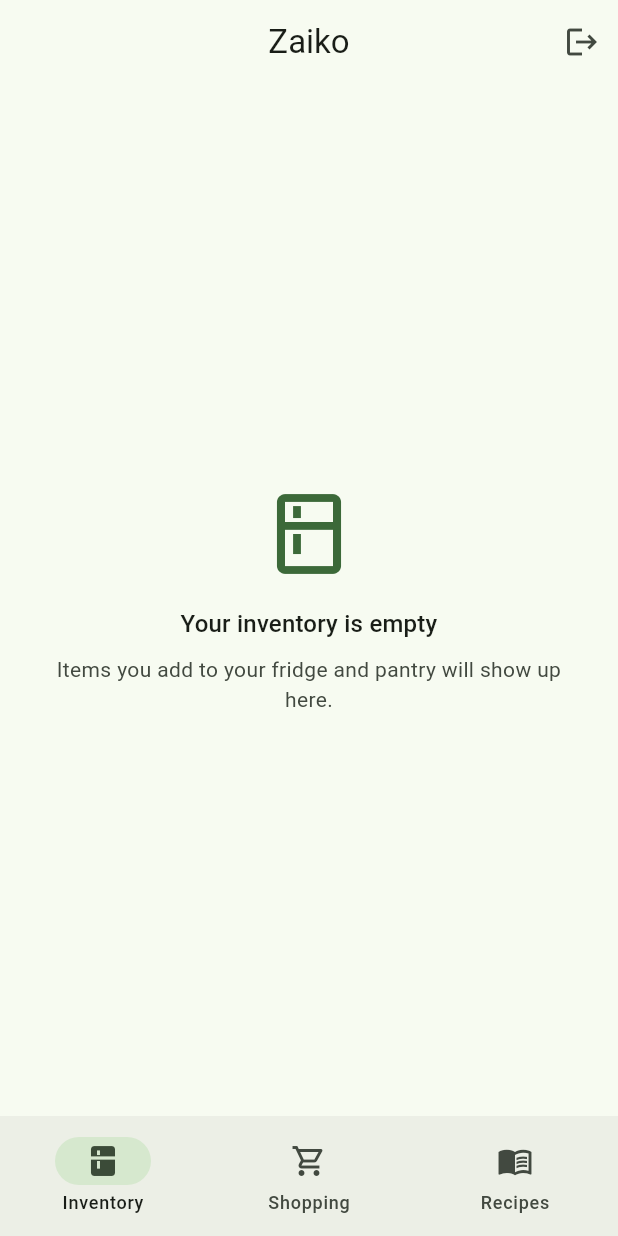
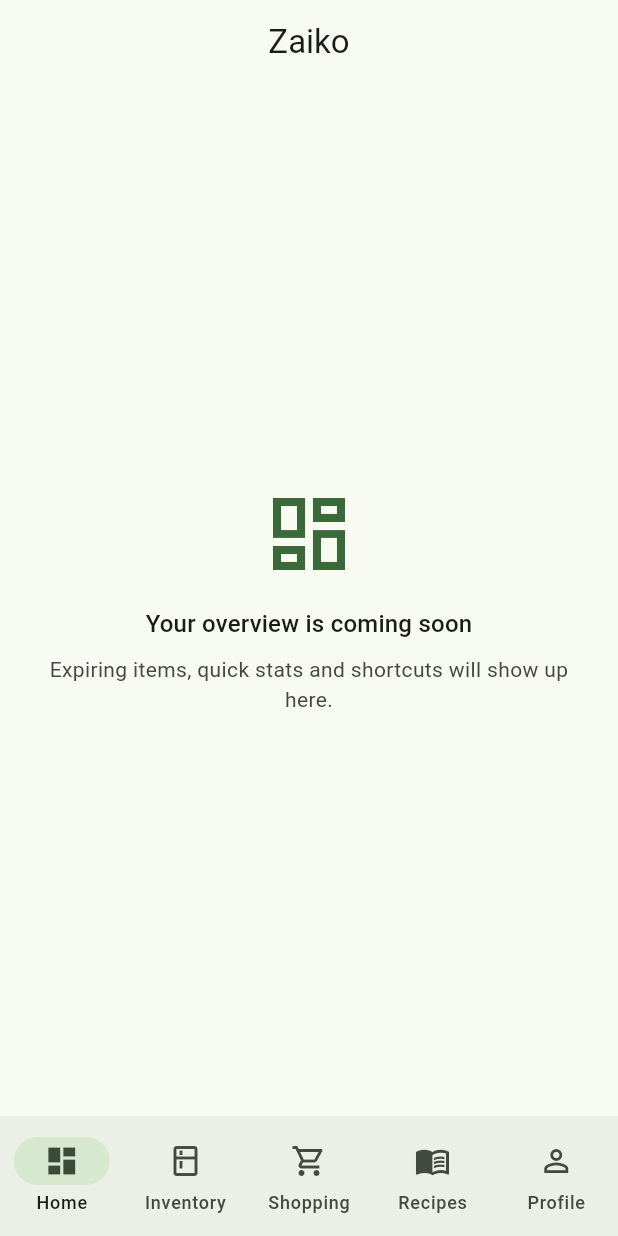
Before and after one commit to HannesEbert/Zaiko, a Flutter app: the screen it shows once a user with an empty profile is signed in, on a phone screen of 412 x 824 dp. Run offline on Flutter 3.47's test engine with Material 3 defaults, Android fonts, the phone set to English and light mode, and no system bars; our stand-ins replace flutter_riverpod, freezed_annotation, go_router, riverpod_annotation, supabase_flutter; accounts and stored records are empty; generated files the repository leaves out were written again.

Commit message:
feat: add home and profile tabs with bottom-nav navigation
Grow the bottom navigation shell from three to five tabs: add a Home
dashboard as the landing tab and a Profile tab. Profile is a menu of
placeholder sub-pages (account, personal data, expiry reminders,
household, settings, privacy, help) plus a confirmed sign-out, which
replaces the temporary sign-out button on the inventory app bar. Cover
tab switching and the sign-out flow with widget tests.

Co-Authored-By: Claude Opus 4.8 <noreply@anthropic.com>

```diff
--- a/lib/core/router/app_router.dart
+++ b/lib/core/router/app_router.dart
@@ -5,8 +5,17 @@ import 'package:go_router/go_router.dart';
 import '../../features/auth/application/auth_providers.dart';
 import '../../features/auth/domain/auth_status.dart';
 import '../../features/auth/presentation/pages/login_page.dart';
+import '../../features/home/presentation/pages/home_page.dart';
 import '../../features/household/presentation/pages/join_household_page.dart';
 import '../../features/inventory/presentation/pages/inventory_page.dart';
+import '../../features/profile/presentation/pages/help_page.dart';
+import '../../features/profile/presentation/pages/household_link_page.dart';
+import '../../features/profile/presentation/pages/personal_data_page.dart';
+import '../../features/profile/presentation/pages/privacy_page.dart';
+import '../../features/profile/presentation/pages/profile_edit_page.dart';
+import '../../features/profile/presentation/pages/profile_page.dart';
+import '../../features/profile/presentation/pages/reminders_page.dart';
+import '../../features/profile/presentation/pages/settings_page.dart';
 import '../../features/recipes/presentation/pages/recipes_page.dart';
 import '../../features/shopping_list/presentation/pages/shopping_list_page.dart';
 import 'scaffold_with_nav_bar.dart';
@@ -16,8 +25,9 @@ import 'scaffold_with_nav_bar.dart';
 ///
 /// Each page owns its `routePath`/`routeName` constants; the router only wires
 /// them together, so route strings are never duplicated (see ADR-0005). The
-/// three main tabs live inside a [StatefulShellRoute] so each keeps its own
-/// navigation stack; `/login` and `/join/:code` sit outside the shell.
+/// five main tabs live inside a [StatefulShellRoute] so each keeps its own
+/// navigation stack; the profile tab nests its detail pages as sub-routes, and
+/// `/login` and `/join/:code` sit outside the shell.
 final appRouterProvider = Provider<GoRouter>((ref) {
   // Bridges the auth provider to a Listenable so go_router re-runs `redirect`
   // on sign-in/sign-out without rebuilding the router (which would drop the
@@ -29,7 +39,7 @@ final appRouterProvider = Provider<GoRouter>((ref) {
   ref.onDispose(refreshListenable.dispose);
 
   return GoRouter(
-    initialLocation: InventoryPage.routePath,
+    initialLocation: HomePage.routePath,
     refreshListenable: refreshListenable,
     redirect: (context, state) {
       final status = ref.read(authStateProvider);
@@ -43,7 +53,7 @@ final appRouterProvider = Provider<GoRouter>((ref) {
         return LoginPage.routePath;
       }
       if (status == AuthStatus.authenticated && isLoggingIn) {
-        return InventoryPage.routePath;
+        return HomePage.routePath;
       }
       return null;
     },
@@ -64,6 +74,15 @@ final appRouterProvider = Provider<GoRouter>((ref) {
         builder: (context, state, navigationShell) =>
             ScaffoldWithNavBar(navigationShell: navigationShell),
         branches: [
+          StatefulShellBranch(
+            routes: [
+              GoRoute(
+                path: HomePage.routePath,
+                name: HomePage.routeName,
+                builder: (context, state) => const HomePage(),
+              ),
+            ],
+          ),
           StatefulShellBranch(
             routes: [
               GoRoute(
@@ -91,6 +110,52 @@ final appRouterProvider = Provider<GoRouter>((ref) {
               ),
             ],
           ),
+          StatefulShellBranch(
+            routes: [
+              GoRoute(
+                path: ProfilePage.routePath,
+                name: ProfilePage.routeName,
+                builder: (context, state) => const ProfilePage(),
+                routes: [
+                  GoRoute(
+                    path: ProfileEditPage.routeSegment,
+                    name: ProfileEditPage.routeName,
+                    builder: (context, state) => const ProfileEditPage(),
+                  ),
+                  GoRoute(
+                    path: PersonalDataPage.routeSegment,
+                    name: PersonalDataPage.routeName,
+                    builder: (context, state) => const PersonalDataPage(),
+                  ),
+                  GoRoute(
+                    path: RemindersPage.routeSegment,
+                    name: RemindersPage.routeName,
+                    builder: (context, state) => const RemindersPage(),
+                  ),
+                  GoRoute(
+                    path: HouseholdLinkPage.routeSegment,
+                    name: HouseholdLinkPage.routeName,
+                    builder: (context, state) => const HouseholdLinkPage(),
+                  ),
+                  GoRoute(
+                    path: SettingsPage.routeSegment,
+                    name: SettingsPage.routeName,
+                    builder: (context, state) => const SettingsPage(),
+                  ),
+                  GoRoute(
+                    path: PrivacyPage.routeSegment,
+                    name: PrivacyPage.routeName,
+                    builder: (context, state) => const PrivacyPage(),
+                  ),
+                  GoRoute(
+                    path: HelpPage.routeSegment,
+                    name: HelpPage.routeName,
+                    builder: (context, state) => const HelpPage(),
+                  ),
+                ],
+              ),
+            ],
+          ),
         ],
       ),
     ],
--- a/lib/core/router/scaffold_with_nav_bar.dart
+++ b/lib/core/router/scaffold_with_nav_bar.dart
@@ -1,11 +1,14 @@
 import 'package:flutter/material.dart';
 import 'package:go_router/go_router.dart';
+
+import '../l10n/l10n_extension.dart';
 
 /// App shell that hosts the main tabs behind a bottom navigation bar.
 ///
 /// Wraps the [StatefulNavigationShell] built by the router's
 /// [StatefulShellRoute], so each tab keeps its own navigation stack and scroll
-/// state while switching between Inventory, Shopping list and Recipes.
+/// state while switching between Home, Inventory, Shopping list, Recipes and
+/// Profile.
 class ScaffoldWithNavBar extends StatelessWidget {
   const ScaffoldWithNavBar({required this.navigationShell, super.key});
 
@@ -14,26 +17,38 @@ class ScaffoldWithNavBar extends StatelessWidget {
 
   @override
   Widget build(BuildContext context) {
+    final l10n = context.l10n;
+
     return Scaffold(
       body: navigationShell,
       bottomNavigationBar: NavigationBar(
         selectedIndex: navigationShell.currentIndex,
         onDestinationSelected: _goBranch,
-        destinations: const [
+        destinations: [
           NavigationDestination(
-            icon: Icon(Icons.kitchen_outlined),
-            selectedIcon: Icon(Icons.kitchen),
-            label: 'Inventory',
+            icon: const Icon(Icons.dashboard_outlined),
+            selectedIcon: const Icon(Icons.dashboard),
+            label: l10n.navHome,
           ),
           NavigationDestination(
-            icon: Icon(Icons.shopping_cart_outlined),
-            selectedIcon: Icon(Icons.shopping_cart),
-            label: 'Shopping',
+            icon: const Icon(Icons.kitchen_outlined),
+            selectedIcon: const Icon(Icons.kitchen),
+            label: l10n.navInventory,
           ),
           NavigationDestination(
-            icon: Icon(Icons.menu_book_outlined),
-            selectedIcon: Icon(Icons.menu_book),
-            label: 'Recipes',
+            icon: const Icon(Icons.shopping_cart_outlined),
+            selectedIcon: const Icon(Icons.shopping_cart),
+            label: l10n.navShopping,
+          ),
+          NavigationDestination(
+            icon: const Icon(Icons.menu_book_outlined),
+            selectedIcon: const Icon(Icons.menu_book),
+            label: l10n.navRecipes,
+          ),
+          NavigationDestination(
+            icon: const Icon(Icons.person_outline),
+            selectedIcon: const Icon(Icons.person),
+            label: l10n.navProfile,
           ),
         ],
       ),
--- /dev/null
+++ b/lib/features/home/presentation/pages/home_page.dart
@@ -0,0 +1,28 @@
+import 'package:flutter/material.dart';
+
+import '../../../../core/constants/app_constants.dart';
+import '../../../../core/l10n/l10n_extension.dart';
+import '../../../../shared/widgets/empty_state.dart';
+
+/// Landing page of the app: a household overview / dashboard.
+///
+/// Placeholder for now — expiring items, quick stats and shortcuts arrive with
+/// the home dashboard feature issue.
+class HomePage extends StatelessWidget {
+  const HomePage({super.key});
+
+  static const String routePath = '/home';
+  static const String routeName = 'home';
+
+  @override
+  Widget build(BuildContext context) {
+    return Scaffold(
+      appBar: AppBar(title: const Text(AppConstants.appName)),
+      body: EmptyState(
+        icon: Icons.dashboard_outlined,
+        title: context.l10n.homeEmptyTitle,
+        message: context.l10n.homeEmptyMessage,
+      ),
+    );
+  }
+}
--- a/lib/features/inventory/presentation/pages/inventory_page.dart
+++ b/lib/features/inventory/presentation/pages/inventory_page.dart
@@ -1,39 +1,27 @@
 import 'package:flutter/material.dart';
-import 'package:flutter_riverpod/flutter_riverpod.dart';
 
 import '../../../../core/constants/app_constants.dart';
+import '../../../../core/l10n/l10n_extension.dart';
 import '../../../../shared/widgets/empty_state.dart';
-import '../../../auth/application/auth_providers.dart';
 
-/// Landing page of the app: the household food inventory.
+/// Landing page of the inventory tab: the household food inventory.
 ///
 /// The list itself is still a placeholder; the actual inventory arrives with
-/// the first feature issue.
-class InventoryPage extends ConsumerWidget {
+/// the first feature issue. Sign-out now lives on the profile tab.
+class InventoryPage extends StatelessWidget {
   const InventoryPage({super.key});
 
   static const String routePath = '/inventory';
   static const String routeName = 'inventory';
 
   @override
-  Widget build(BuildContext context, WidgetRef ref) {
+  Widget build(BuildContext context) {
     return Scaffold(
-      appBar: AppBar(
-        title: const Text(AppConstants.appName),
-        actions: [
-          // Temporary home for sign-out until a dedicated profile/settings
-          // screen exists.
-          IconButton(
-            icon: const Icon(Icons.logout),
-            tooltip: 'Sign out',
-            onPressed: () => ref.read(authRepositoryProvider).signOut(),
-          ),
-        ],
-      ),
-      body: const EmptyState(
+      appBar: AppBar(title: const Text(AppConstants.appName)),
+      body: EmptyState(
         icon: Icons.kitchen_outlined,
-        title: 'Your inventory is empty',
-        message: 'Items you add to your fridge and pantry will show up here.',
+        title: context.l10n.inventoryEmptyTitle,
+        message: context.l10n.inventoryEmptyMessage,
       ),
     );
   }
```
Also changed, not shown: lib/features/profile/presentation/pages/help_page.dart (added, +28 -0 lines), lib/features/profile/presentation/pages/household_link_page.dart (added, +29 -0 lines), lib/features/profile/presentation/pages/personal_data_page.dart (added, +28 -0 lines), lib/features/profile/presentation/pages/privacy_page.dart (added, +28 -0 lines), lib/features/profile/presentation/pages/profile_edit_page.dart (added, +28 -0 lines), lib/features/profile/presentation/pages/profile_page.dart (added, +130 -0 lines), lib/features/profile/presentation/pages/reminders_page.dart (added, +28 -0 lines), lib/features/profile/presentation/pages/settings_page.dart (added, +28 -0 lines), 3 other files.
